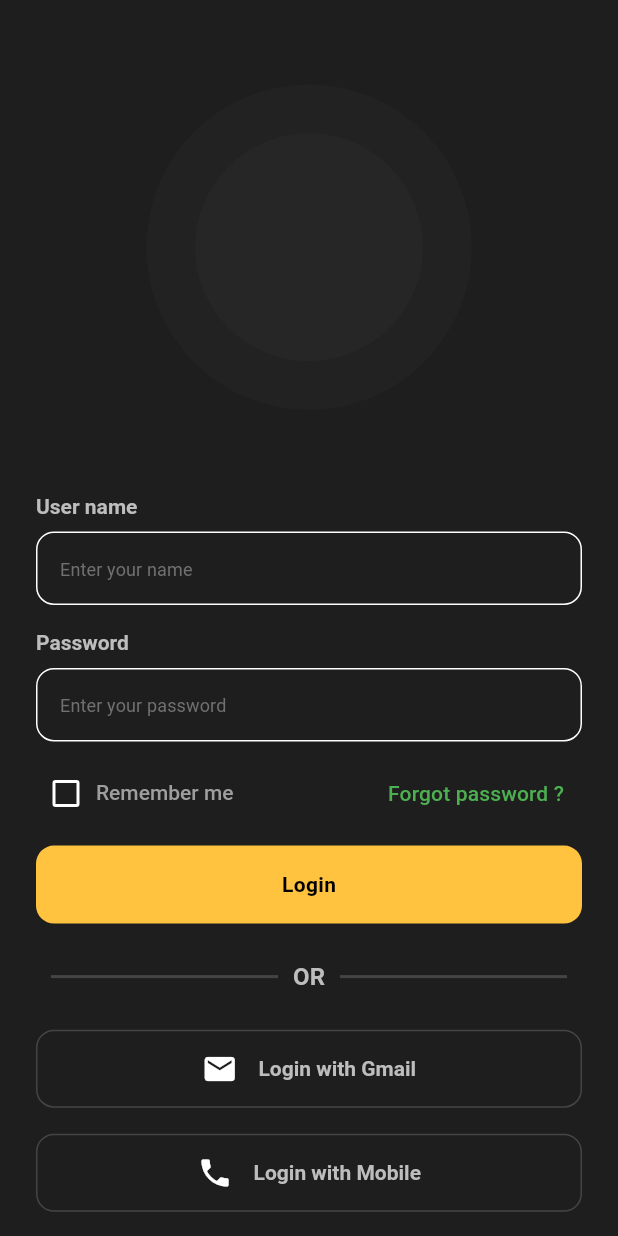
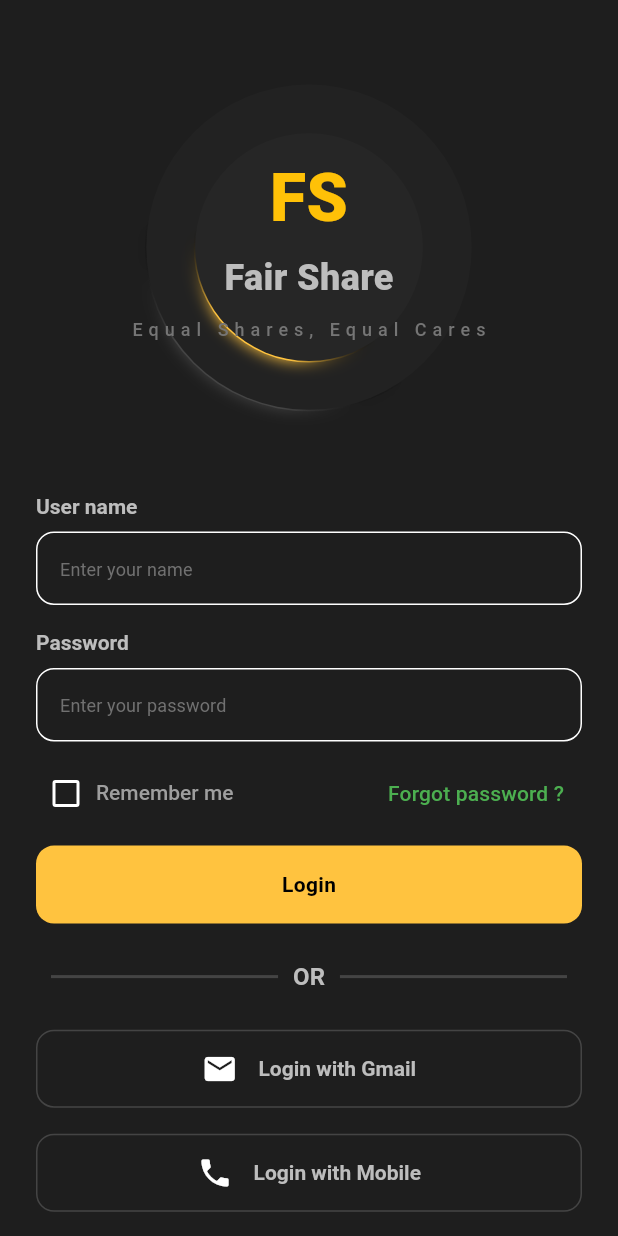
Before and after one commit to NextIshwar/fairshare, a Flutter app: the screen it shows after launch, on a phone screen of 412 x 824 dp. Run offline on Flutter 3.47's test engine with Material 3 defaults, Android fonts, the phone set to English and light mode, and no system bars.

Commit message:
added customized logo

```diff
--- /dev/null
+++ b/fairshare/lib/login/widgets/glowy_border.dart
@@ -0,0 +1,162 @@
+library glowy_borderspertino.dart;
+
+import 'dart:math' as math;
+import 'dart:ui';
+
+import 'package:flutter/cupertino.dart';
+
+/// This Widget creates a glowing, animated gradient border around your widgets.
+///
+/// [gradientColors] specify which colors to use for the gradient
+/// [borderSize] specifies how big the hard border is around your widget
+/// [glowSize] specifies how far and intense the glow should be
+/// [borderRadius] should match the border radius of the child to make it look nice
+/// [animationProgress] if != null, the gradient will rotate towards its destination. Value between 0..1
+/// [child] content does not get blurred, is surrounded by the glowing border
+/// [stretchAlongAxis] use if you place this widget inside column or row with stretch alignment
+/// [stretchAxis] choose depending on row or column
+class AnimatedGradientBorder extends StatefulWidget {
+  const AnimatedGradientBorder(
+      {super.key,
+      required this.child,
+      required this.gradientColors,
+      this.animationTime,
+      this.borderSize,
+      this.glowSize,
+      this.animationProgress,
+      this.stretchAlongAxis = false,
+      this.stretchAxis = Axis.horizontal});
+
+  final Widget child;
+  final double? borderSize;
+  final double? glowSize;
+  final List<Color> gradientColors;
+  final int? animationTime;
+  final double? animationProgress;
+  final bool stretchAlongAxis;
+  final Axis stretchAxis;
+
+  @override
+  State<StatefulWidget> createState() => AnimatedGradientState();
+}
+
+class AnimatedGradientState extends State<AnimatedGradientBorder>
+    with SingleTickerProviderStateMixin {
+  late AnimationController _controller;
+  late Animation _angleAnimation;
+
+  @override
+  void initState() {
+    super.initState();
+    _controller = AnimationController(
+        vsync: this, duration: Duration(seconds: widget.animationTime ?? 2));
+    _controller.addListener(() => setState(() {}));
+    _angleAnimation =
+        Tween<double>(begin: 0.1, end: 2 * math.pi).animate(_controller);
+    if (widget.animationProgress != null) {
+      _controller.forward();
+    } else {
+      _controller.repeat();
+    }
+  }
+
+  @override
+  void dispose() {
+    _controller.dispose();
+    super.dispose();
+  }
+
+  @override
+  void didUpdateWidget(covariant AnimatedGradientBorder oldWidget) {
+    super.didUpdateWidget(oldWidget);
+    final animateTo = widget.animationProgress;
+    if (animateTo != null) {
+      _controller.animateTo(animateTo);
+    } else {
+      _controller.repeat();
+    }
+  }
+
+  @override
+  Widget build(BuildContext context) {
+    final negativeMargin = -1.0 * (widget.borderSize ?? 0);
+    return Container(
+      padding: EdgeInsets.all(
+          (widget.glowSize ?? 5) * 3 + (widget.borderSize ?? 0) * 3),
+      clipBehavior: Clip.hardEdge,
+      decoration: const BoxDecoration(shape: BoxShape.circle),
+      child: Stack(
+          alignment: Alignment.center,
+          clipBehavior: Clip.none,
+          children: [
+            Positioned(
+                top: negativeMargin,
+                left: negativeMargin,
+                right: negativeMargin,
+                bottom: negativeMargin,
+                child: AnimatedGradientContainer(
+                  gradientColors: widget.gradientColors,
+                  gradientAngle: _angleAnimation.value,
+                )),
+            BackdropFilter(
+              filter: ImageFilter.blur(
+                  sigmaX: widget.glowSize ?? 0, sigmaY: widget.glowSize ?? 0),
+              child: Stack(
+                alignment: Alignment.center,
+                clipBehavior: Clip.none,
+                children: [
+                  Positioned(
+                      top: negativeMargin,
+                      right: negativeMargin,
+                      left: negativeMargin,
+                      bottom: negativeMargin,
+                      child: AnimatedGradientContainer(
+                        gradientColors: widget.gradientColors,
+                        gradientAngle: _angleAnimation.value,
+                      )),
+                  if (widget.stretchAlongAxis)
+                    SizedBox(
+                      width: widget.stretchAxis == Axis.horizontal
+                          ? double.infinity
+                          : null,
+                      height: widget.stretchAxis == Axis.vertical
+                          ? double.infinity
+                          : null,
+                      child: widget.child,
+                    )
+                  else
+                    widget.child,
+                ],
+              ),
+            ),
+          ]),
+    );
+  }
+}
+
+class AnimatedGradientContainer extends StatelessWidget {
+  const AnimatedGradientContainer(
+      {super.key, required this.gradientColors, required this.gradientAngle});
+
+  final List<Color> gradientColors;
+  final double gradientAngle;
+
+  @override
+  Widget build(BuildContext context) {
+    return Container(
+        decoration: BoxDecoration(
+            shape: BoxShape.circle,
+            gradient: SweepGradient(
+                colors: [...gradientColors, ...gradientColors.reversed],
+                stops: _generateColorStops(
+                    [...gradientColors, ...gradientColors.reversed]),
+                transform: GradientRotation(gradientAngle))));
+  }
+
+  List<double> _generateColorStops(List<dynamic> colors) {
+    return colors.asMap().entries.map((entry) {
+      double percentageStop = entry.key / colors.length;
+      return percentageStop;
+    }).toList();
+  }
+}
--- a/fairshare/lib/login/widgets/logo.dart
+++ b/fairshare/lib/login/widgets/logo.dart
@@ -1,3 +1,4 @@
+import 'package:fairshare/login/widgets/glowy_border.dart';
 import 'package:fairshare/services/size_config.dart';
 import 'package:flutter/material.dart';
 
@@ -12,17 +13,72 @@ class Logo extends StatelessWidget {
       child: Stack(
         alignment: AlignmentDirectional.center,
         children: [
-          Container(
+          AnimatedGradientBorder(
+            borderSize: 1,
+            glowSize: 5,
+            gradientColors: [
+              Colors.transparent,
+              Colors.transparent,
+              Colors.transparent,
+              Theme.of(context).dividerColor,
+            ],
+            child: Container(
               height: 200.toMobileHeight,
               width: 200.toMobileWidth,
               decoration: BoxDecoration(
                   shape: BoxShape.circle, color: theme.primaryColorDark),
             ),
-          Container(
+          ),
+          AnimatedGradientBorder(
+            borderSize: 1,
+            glowSize: 5,
+            gradientColors: [
+              Colors.transparent,
+              Colors.transparent,
+              Colors.transparent,
+              Theme.of(context).highlightColor,
+            ],
+            child: Container(
               height: 140.toMobileHeight,
               width: 140.toMobileWidth,
               decoration: BoxDecoration(
                   shape: BoxShape.circle, color: theme.primaryColorLight),
+            ),
+          ),
+          Column(
+            mainAxisAlignment: MainAxisAlignment.center,
+            children: [
+              const Text(
+                "FS",
+                style: TextStyle(
+                  color: Colors.amber,
+                  fontWeight: FontWeight.w900,
+                  fontSize: 44,
+                ),
+              ),
+              SizedBox(
+                height: 4.toMobileHeight,
+              ),
+              Text(
+                "Fair Share",
+                style: TextStyle(
+                  color: Theme.of(context).textTheme.displayMedium!.color,
+                  fontWeight: FontWeight.w900,
+                  fontSize: 24,
+                ),
+              ),
+              SizedBox(
+                height: 8.toMobileHeight,
+              ),
+              Text(
+                'Equal Shares, Equal Cares',
+                style: TextStyle(
+                    color: Colors.grey[600],
+                    fontWeight: FontWeight.w500,
+                    fontSize: 12,
+                    letterSpacing: 4),
+              )
+            ],
           )
         ],
       ),
--- a/fairshare/lib/main.dart
+++ b/fairshare/lib/main.dart
@@ -31,6 +31,17 @@ class MyHomePage extends StatefulWidget {
 }
 
 class _MyHomePageState extends State<MyHomePage> {
+  bool isLoading = true;
+  @override
+  void initState() {
+    super.initState();
+    Future.delayed(const Duration(seconds: 4)).then((value) {
+      setState(() {
+        isLoading = false;
+      });
+    });
+  }
+
   @override
   Widget build(BuildContext context) {
     final theme = Theme.of(context);
```
Lines whose indentation alone changed are shown as unchanged.
